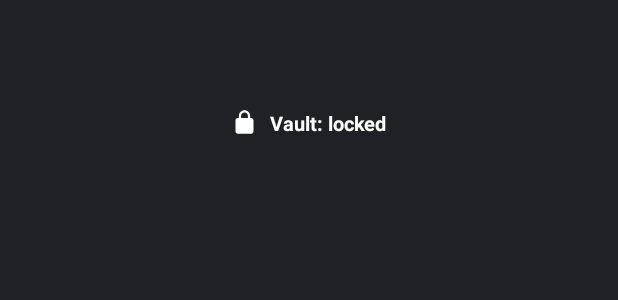
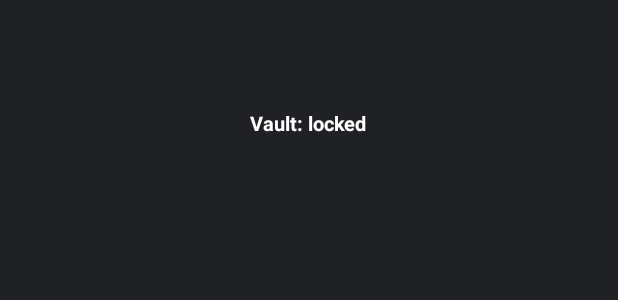
Before and after one commit to irvan-putra/saku, an Android app: the layout widget_vault_status_compact.xml on its own in the app's theme, with its tools: preview values and no code run, on a phone screen of 412 x 824 dp. Shown: the part 495-795 px from the top of the screen. Run offline under Robolectric (Android 15) with nearby library versions, the phone set to English and light mode, and no system bars.

Commit message:
Show the status strip from 100dp so 2-wide cells are not blank
User rejected the 2-3 column result on his Samsung (2026-11-18): Saku's
130dp compact floor fell back to the bare badge at two columns, leaving a
circle in an empty slot. The compact face is now a centered text-only
'Vault: locked' strip that stays readable from ~100dp, so 2-wide short
cells show the status and only truly 1-wide cells keep the badge. Researcher
bundle patch adapted: the raw 130->100 floor would have clipped the old
icon+text strip at its floor, so the icon moved out of the strip (mini and
square faces keep it). Square/expanded faces and all safety properties
unchanged. 8/8 tests green. Not a release; version stays 0.1.2.

```diff
--- a/app/src/main/java/com/vanipy/saku/VaultStatusWidgetProvider.kt
+++ b/app/src/main/java/com/vanipy/saku/VaultStatusWidgetProvider.kt
@@ -44,10 +44,10 @@ class VaultStatusWidgetProvider : AppWidgetProvider() {
             if (Build.VERSION.SDK_INT < 31) return compact
             return RemoteViews(linkedMapOf(
                 SizeF(40f, 40f) to views(context, R.layout.widget_vault_status_mini, withStatus = false),
-                // Compact strip needs ~130dp width for icon + "Vault: locked"
-                // to stay readable; narrower short cells fall back to the
-                // centered 1x1 badge instead of a squeezed strip.
-                SizeF(130f, 48f) to compact,
+                // Text-only compact strip stays readable from ~100dp, so
+                // two-column-wide short cells get the status, not a bare
+                // badge; narrower short cells keep the centered 1x1 badge.
+                SizeF(100f, 48f) to compact,
                 SizeF(110f, 110f) to views(context, R.layout.widget_vault_status_square, withStatus = true),
                 SizeF(180f, 110f) to views(context, R.layout.widget_vault_status, withStatus = true),
             ))
--- a/app/src/main/res/layout/widget_vault_status_compact.xml
+++ b/app/src/main/res/layout/widget_vault_status_compact.xml
@@ -1,27 +1,20 @@
 <?xml version="1.0" encoding="utf-8"?>
-<!-- One-row compact mode (e.g. 5x1): status line only, no metadata. -->
+<!-- One-row compact mode (e.g. 2x1..5x1): centered status text only, so it
+     stays readable from ~100dp wide; no metadata. -->
 <LinearLayout xmlns:android="http://schemas.android.com/apk/res/android"
     android:id="@+id/widget_container"
     android:layout_width="match_parent"
     android:layout_height="match_parent"
     android:orientation="horizontal"
     android:gravity="center"
-    android:paddingHorizontal="8dp"
+    android:paddingHorizontal="6dp"
     android:paddingVertical="8dp"
     android:background="@drawable/widget_background">
-
-    <ImageView
-        android:id="@+id/widget_lock"
-        android:layout_width="18dp"
-        android:layout_height="18dp"
-        android:src="@drawable/ic_lock"
-        android:contentDescription="@string/widget_lock_cd" />
 
     <TextView
         android:id="@+id/widget_status"
         android:layout_width="wrap_content"
         android:layout_height="wrap_content"
-        android:layout_marginStart="8dp"
         android:text="@string/widget_status_locked"
         android:textSize="13sp"
         android:textStyle="bold"
```
Also changed, not shown: 1 other file.
